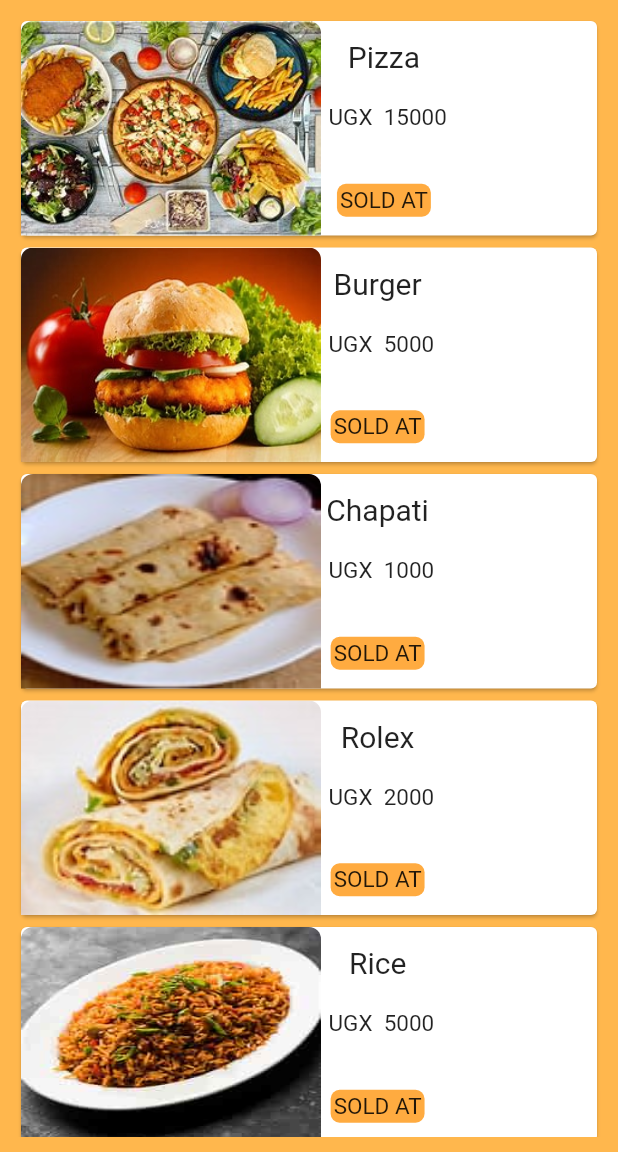
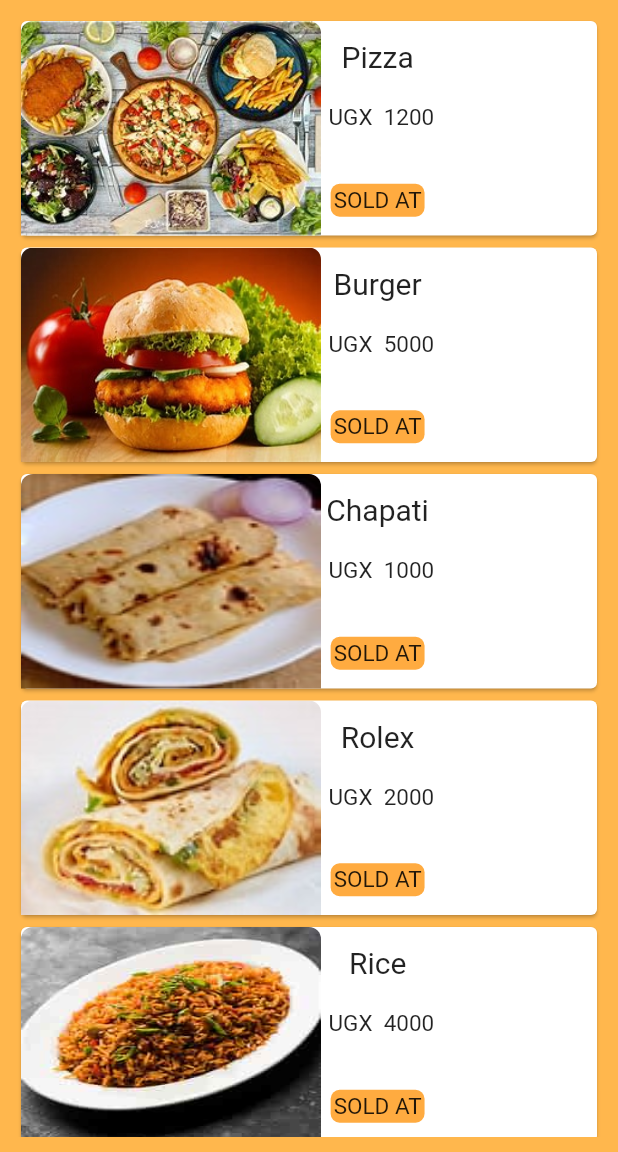
Before and after one commit to MKBenjie/groupm_food_ku_near, a Flutter app: the HomeScreen screen opened directly, on a phone screen of 412 x 824 dp, the part 84-1236 px from its top. Run offline on Flutter 3.47's test engine with Material 2 defaults, Android fonts, the phone set to English and light mode, and no system bars; our stand-ins replace cloud_firestore, connectivity_plus, firebase_auth, firebase_core, flutter_spinkit, fluttertoast and 4 more; missing offline and left inert: flutterwave_standard; accounts and stored records are empty.

Commit message:
update of food lists
working on the menu list of dishes

```diff
--- a/recesslibpjt/lib/screens/food.dart
+++ b/recesslibpjt/lib/screens/food.dart
@@ -10,10 +10,12 @@ class Food {
 }
 
 List<Food> foodlist = [
-  Food('assets/food1.jpg', 'Pizza', 'kalyakamu', 15000),
+  Food('assets/food1.jpg', 'Pizza', 'kalyakamu', 1200),
   Food('assets/food2.jpg', 'Burger', 'kalyakamu', 5000),
   Food('assets/food3.jpg', 'Chapati', 'Merz', 1000),
   Food('assets/food4.jpg', 'Rolex', 'Ability', 2000),
-  Food('assets/food5.jpg', 'Rice', 'MunaYu', 5000),
+  Food('assets/food5.jpg', 'Rice', 'MunaYu', 4000),
   Food('assets/food6.jpg', 'Matooke Soup', 'Toke', 3000),
+  Food('assets/meat.jpg', 'meat', 'myama_chomo', 5000),
+  Food('assets/chipsandchick.jpg', 'chips and chicken', 'friesa', 7000),
 ];
```
Also changed, not shown: recesslibpjt/assets/chipsandchick.jpg (added), recesslibpjt/assets/meat.jpg (added).
